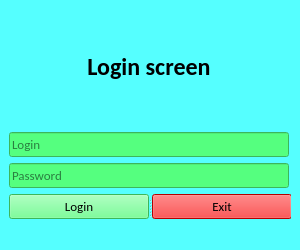
Before: the Qt Designer form Login.ui in revi2k/LoginModule, drawn with Qt 5.
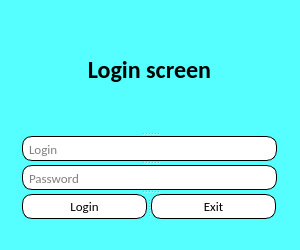
After: the same form once the commit is applied.

The edit to the form file:
```diff
--- a/Login.ui
+++ b/Login.ui
@@ -10,6 +10,18 @@
     <height>250</height>
    </rect>
   </property>
+  <property name="minimumSize">
+   <size>
+    <width>300</width>
+    <height>250</height>
+   </size>
+  </property>
+  <property name="maximumSize">
+   <size>
+    <width>300</width>
+    <height>250</height>
+   </size>
+  </property>
   <property name="windowTitle">
    <string>Login</string>
   </property>
@@ -19,8 +31,10 @@
   <widget class="QWidget" name="centralwidget">
    <layout class="QHBoxLayout" name="horizontalLayout">
     <item>
-     <layout class="QVBoxLayout" name="verticalLayout">
-      <item>
+     <widget class="QSplitter" name="splitter_4">
+      <property name="orientation">
+       <enum>Qt::Vertical</enum>
+      </property>
        <widget class="QLabel" name="label">
         <property name="sizePolicy">
          <sizepolicy hsizetype="Preferred" vsizetype="Preferred">
@@ -49,19 +63,25 @@
          <set>Qt::AlignCenter</set>
         </property>
        </widget>
-      </item>
-      <item>
+      <widget class="QSplitter" name="splitter_3">
+       <property name="orientation">
+        <enum>Qt::Vertical</enum>
+       </property>
+       <widget class="QSplitter" name="splitter_2">
+        <property name="orientation">
+         <enum>Qt::Vertical</enum>
+        </property>
        <widget class="QLineEdit" name="loginLine">
         <property name="minimumSize">
          <size>
-          <width>200</width>
-          <height>0</height>
+           <width>255</width>
+           <height>25</height>
          </size>
         </property>
         <property name="maximumSize">
          <size>
-          <width>280</width>
-          <height>16777215</height>
+           <width>255</width>
+           <height>25</height>
          </size>
         </property>
         <property name="font">
@@ -71,8 +91,12 @@
          </font>
         </property>
         <property name="styleSheet">
-         <string notr="true">background-color: rgb(85, 255, 127);
-border-color: rgb(0, 0, 0);</string>
+          <string notr="true">border-style: outset;
+background-color: rgb(255, 255, 255);
+border-width: 1px;
+border-radius: 10px;
+border-color: black;
+padding: 4px;</string>
         </property>
         <property name="frame">
          <bool>true</bool>
@@ -84,19 +108,17 @@
          <bool>false</bool>
         </property>
        </widget>
-      </item>
-      <item>
        <widget class="QLineEdit" name="passwordLine">
         <property name="minimumSize">
          <size>
-          <width>200</width>
-          <height>0</height>
+           <width>255</width>
+           <height>25</height>
          </size>
         </property>
         <property name="maximumSize">
          <size>
-          <width>280</width>
-          <height>16777215</height>
+           <width>255</width>
+           <height>25</height>
          </size>
         </property>
         <property name="font">
@@ -106,8 +128,12 @@
          </font>
         </property>
         <property name="styleSheet">
-         <string notr="true">background-color: rgb(85, 255, 127);
-border-color: rgb(0, 0, 0);</string>
+          <string notr="true">border-style: outset;
+background-color: rgb(255, 255, 255);
+border-width: 1px;
+border-radius: 10px;
+border-color: black;
+padding: 4px;</string>
         </property>
         <property name="echoMode">
          <enum>QLineEdit::Password</enum>
@@ -116,28 +142,21 @@
          <string>Password</string>
         </property>
        </widget>
-      </item>
-      <item>
+       </widget>
        <widget class="QSplitter" name="splitter">
-        <property name="minimumSize">
-         <size>
-          <width>280</width>
-          <height>0</height>
-         </size>
-        </property>
         <property name="orientation">
          <enum>Qt::Horizontal</enum>
         </property>
         <widget class="QPushButton" name="loginButton">
          <property name="minimumSize">
           <size>
-           <width>140</width>
+           <width>120</width>
            <height>0</height>
           </size>
          </property>
          <property name="maximumSize">
           <size>
-           <width>140</width>
+           <width>125</width>
            <height>25</height>
           </size>
          </property>
@@ -148,7 +167,19 @@
           </font>
          </property>
          <property name="styleSheet">
-          <string notr="true">background-color: rgb(85, 255, 127);</string>
+          <string notr="true">QPushButton{
+border-style: outset;
+background-color: rgb(255, 255, 255);
+border-width: 1px;
+border-radius: 10px;
+border-color: black;
+padding: 4px;
+}
+
+QPushButton:hover {
+	background-color: rgb(255, 170, 127);
+	color: rgb(0, 0, 0);
+}</string>
          </property>
          <property name="text">
           <string>Login</string>
@@ -157,13 +188,13 @@
         <widget class="QPushButton" name="exitButton">
          <property name="minimumSize">
           <size>
-           <width>140</width>
+           <width>120</width>
            <height>0</height>
           </size>
          </property>
          <property name="maximumSize">
           <size>
-           <width>140</width>
+           <width>125</width>
            <height>25</height>
           </size>
          </property>
@@ -173,16 +204,31 @@
            <pointsize>10</pointsize>
           </font>
          </property>
+         <property name="layoutDirection">
+          <enum>Qt::LeftToRight</enum>
+         </property>
          <property name="styleSheet">
-          <string notr="true">background-color: rgb(255, 0, 0);</string>
+          <string notr="true">QPushButton{
+border-style: outset;
+background-color: rgb(255, 255, 255);
+border-width: 1px;
+border-radius: 10px;
+border-color: black;
+padding: 4px;
+}
+
+QPushButton:hover {
+	background-color: rgb(255, 170, 127);
+	color: rgb(0, 0, 0);
+}</string>
          </property>
          <property name="text">
           <string>Exit</string>
          </property>
         </widget>
        </widget>
-      </item>
-     </layout>
+      </widget>
+     </widget>
     </item>
    </layout>
   </widget>
```
Lines whose indentation alone changed are shown as unchanged.
